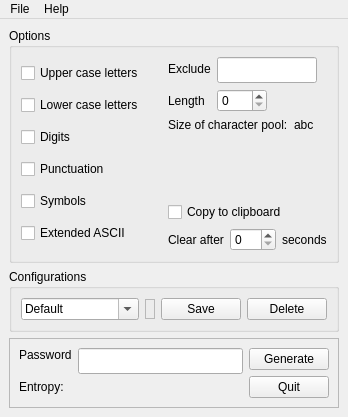
First picture: the form in mainwindow.ui, repository TimAllman/Password-Beaver, before the edit.
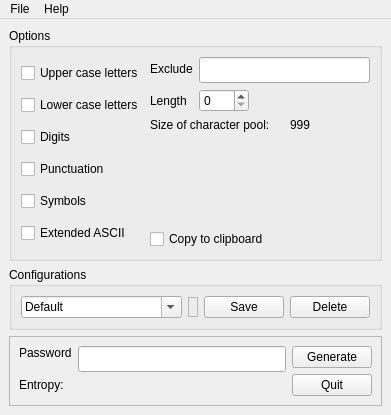
Second picture: the form after the edit. Icons and pictures are not drawn. Custom widgets are drawn as their Qt base class.

Commit message: Removed 'delete from clipboard' functionality.

```diff
--- a/mainwindow.ui
+++ b/mainwindow.ui
@@ -6,8 +6,8 @@
    <rect>
     <x>0</x>
     <y>0</y>
-    <width>348</width>
-    <height>417</height>
+    <width>391</width>
+    <height>415</height>
    </rect>
   </property>
   <property name="sizePolicy">
@@ -30,7 +30,7 @@
       <property name="title">
        <string>Options</string>
       </property>
-      <layout class="QHBoxLayout" name="horizontalLayout_5">
+      <layout class="QHBoxLayout" name="horizontalLayout_4">
        <item>
         <layout class="QVBoxLayout" name="verticalLayout">
          <item>
@@ -123,18 +123,6 @@
            </item>
            <item row="0" column="1">
             <widget class="QLineEdit" name="excludeCharsLineEdit">
-             <property name="sizePolicy">
-              <sizepolicy hsizetype="Fixed" vsizetype="Fixed">
-               <horstretch>0</horstretch>
-               <verstretch>0</verstretch>
-              </sizepolicy>
-             </property>
-             <property name="maximumSize">
-              <size>
-               <width>100</width>
-               <height>16777215</height>
-              </size>
-             </property>
              <property name="font">
               <font>
                <family>Courier</family>
@@ -164,12 +152,6 @@
            </item>
            <item row="1" column="1">
             <widget class="QSpinBox" name="passwordLengthSpinBox">
-             <property name="sizePolicy">
-              <sizepolicy hsizetype="Fixed" vsizetype="Fixed">
-               <horstretch>0</horstretch>
-               <verstretch>0</verstretch>
-              </sizepolicy>
-             </property>
              <property name="maximumSize">
               <size>
                <width>50</width>
@@ -200,9 +182,15 @@
              <property name="enabled">
               <bool>true</bool>
              </property>
+             <property name="minimumSize">
+              <size>
+               <width>20</width>
+               <height>0</height>
+              </size>
+             </property>
              <property name="maximumSize">
               <size>
-               <width>1000000</width>
+               <width>80</width>
                <height>16777215</height>
               </size>
              </property>
@@ -210,7 +198,7 @@
               <number>5</number>
              </property>
              <property name="text">
-              <string notr="true">abc</string>
+              <string notr="true">999</string>
              </property>
             </widget>
            </item>
@@ -239,46 +227,6 @@
            </property>
           </widget>
          </item>
-         <item>
-          <layout class="QHBoxLayout" name="horizontalLayout_4">
-           <item>
-            <layout class="QFormLayout" name="formLayout_3">
-             <item row="0" column="0">
-              <widget class="QLabel" name="label_6">
-               <property name="sizePolicy">
-                <sizepolicy hsizetype="Maximum" vsizetype="Preferred">
-                 <horstretch>0</horstretch>
-                 <verstretch>0</verstretch>
-                </sizepolicy>
-               </property>
-               <property name="text">
-                <string>Clear after</string>
-               </property>
-               <property name="buddy">
-                <cstring>label_6</cstring>
-               </property>
-              </widget>
-             </item>
-             <item row="0" column="1">
-              <widget class="QSpinBox" name="clipboardClearTimeSpinBox"/>
-             </item>
-            </layout>
-           </item>
-           <item>
-            <widget class="QLabel" name="label_7">
-             <property name="sizePolicy">
-              <sizepolicy hsizetype="Fixed" vsizetype="Preferred">
-               <horstretch>0</horstretch>
-               <verstretch>0</verstretch>
-              </sizepolicy>
-             </property>
-             <property name="text">
-              <string>seconds</string>
-             </property>
-            </widget>
-           </item>
-          </layout>
-         </item>
         </layout>
        </item>
       </layout>
@@ -502,7 +450,7 @@
     <rect>
      <x>0</x>
      <y>0</y>
-     <width>348</width>
+     <width>391</width>
      <height>22</height>
     </rect>
    </property>
```
The commit also changes 4 other files.
